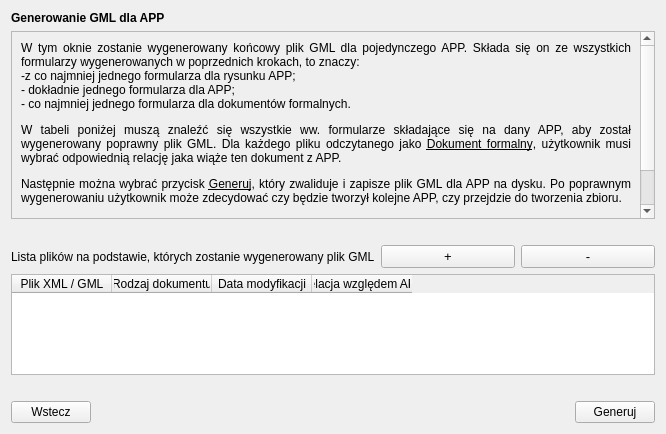
Above: modules/app/views/ui/generowanie_gml_dialog_base.ui from envirosolutionspl/wtyczka_qgis_app before the change. Below: the same form after it.
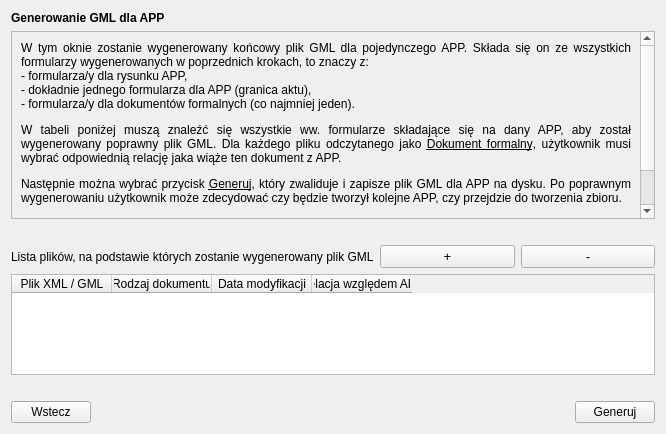
That is the form after the change.

Commit message: uwagi etap 2: poprawa treści opisów w oknie 6 z 6 tworzenia APP

```diff
--- a/modules/app/views/ui/generowanie_gml_dialog_base.ui
+++ b/modules/app/views/ui/generowanie_gml_dialog_base.ui
@@ -70,7 +70,7 @@
             </font>
            </property>
            <property name="text">
-            <string>&lt;html&gt;&lt;head/&gt;&lt;body&gt;&lt;p&gt;W tym oknie zostanie wygenerowany końcowy plik GML dla pojedynczego APP. Składa się on ze wszystkich formularzy wygenerowanych w poprzednich krokach, to znaczy:&lt;br/&gt;-z co najmniej jednego formularza dla rysunku APP; &lt;br/&gt;- dokładnie jednego formularza dla APP;&lt;br/&gt;- co najmniej jednego formularza dla dokumentów formalnych. &lt;/p&gt;&lt;p&gt;W tabeli poniżej muszą znaleźć się wszystkie ww. formularze składające się na dany APP, aby został wygenerowany poprawny plik GML. Dla każdego pliku odczytanego jako &lt;span style=&quot; text-decoration: underline;&quot;&gt;Dokument formalny&lt;/span&gt;, użytkownik musi wybrać odpowiednią relację jaka wiąże ten dokument z APP. &lt;/p&gt;&lt;p&gt;Następnie można wybrać przycisk &lt;span style=&quot; text-decoration: underline;&quot;&gt;Generuj&lt;/span&gt;, który zwaliduje i zapisze plik GML dla APP na dysku. Po poprawnym wygenerowaniu użytkownik może zdecydować czy będzie tworzył kolejne APP, czy przejdzie do tworzenia zbioru. &lt;/p&gt;&lt;p&gt;&lt;span style=&quot; font-weight:600;&quot;&gt;Wskazówka&lt;/span&gt;: Należy pamiętać, że po wczytywania pliku GML do programu QGIS należy użyć narzędzia &lt;span style=&quot; text-decoration: underline;&quot;&gt;Zamień współrzędne X i Y&lt;/span&gt;, aby dane przestrzenne wyświetliły się poprawnie. &lt;br/&gt;&lt;/p&gt;&lt;/body&gt;&lt;/html&gt;</string>
+            <string>&lt;html&gt;&lt;head/&gt;&lt;body&gt;&lt;p&gt;W tym oknie zostanie wygenerowany końcowy plik GML dla pojedynczego APP. Składa się on ze wszystkich formularzy wygenerowanych w poprzednich krokach, to znaczy z:&lt;br/&gt;- formularza/y dla rysunku APP,&lt;br/&gt;- dokładnie jednego formularza dla APP (granica aktu),&lt;br/&gt;- formularza/y dla dokumentów formalnych (co najmniej jeden).&lt;/p&gt;&lt;p&gt;W tabeli poniżej muszą znaleźć się wszystkie ww. formularze składające się na dany APP, aby został wygenerowany poprawny plik GML. Dla każdego pliku odczytanego jako &lt;span style=&quot; text-decoration: underline;&quot;&gt;Dokument formalny&lt;/span&gt;, użytkownik musi wybrać odpowiednią relację jaka wiąże ten dokument z APP. &lt;/p&gt;&lt;p&gt;Następnie można wybrać przycisk &lt;span style=&quot; text-decoration: underline;&quot;&gt;Generuj&lt;/span&gt;, który zwaliduje i zapisze plik GML dla APP na dysku. Po poprawnym wygenerowaniu użytkownik może zdecydować czy będzie tworzył kolejne APP, czy przejdzie do tworzenia zbioru. &lt;/p&gt;&lt;p&gt;&lt;span style=&quot; font-weight:600;&quot;&gt;Wskazówka&lt;/span&gt;: Należy pamiętać, że po wczytywania pliku GML do programu QGIS należy użyć narzędzia &lt;span style=&quot; text-decoration: underline;&quot;&gt;Zamień współrzędne X i Y&lt;/span&gt;, aby dane przestrzenne wyświetliły się poprawnie. &lt;br/&gt;&lt;/p&gt;&lt;/body&gt;&lt;/html&gt;</string>
            </property>
            <property name="alignment">
             <set>Qt::AlignJustify|Qt::AlignVCenter</set>
@@ -96,7 +96,7 @@
        <item>
         <widget class="QLabel" name="addFile_lbl">
          <property name="text">
-          <string>Lista plików na podstawie, których zostanie wygenerowany plik GML</string>
+          <string>Lista plików, na podstawie których zostanie wygenerowany plik GML</string>
          </property>
         </widget>
        </item>
```
The commit also changes 2 other files.
